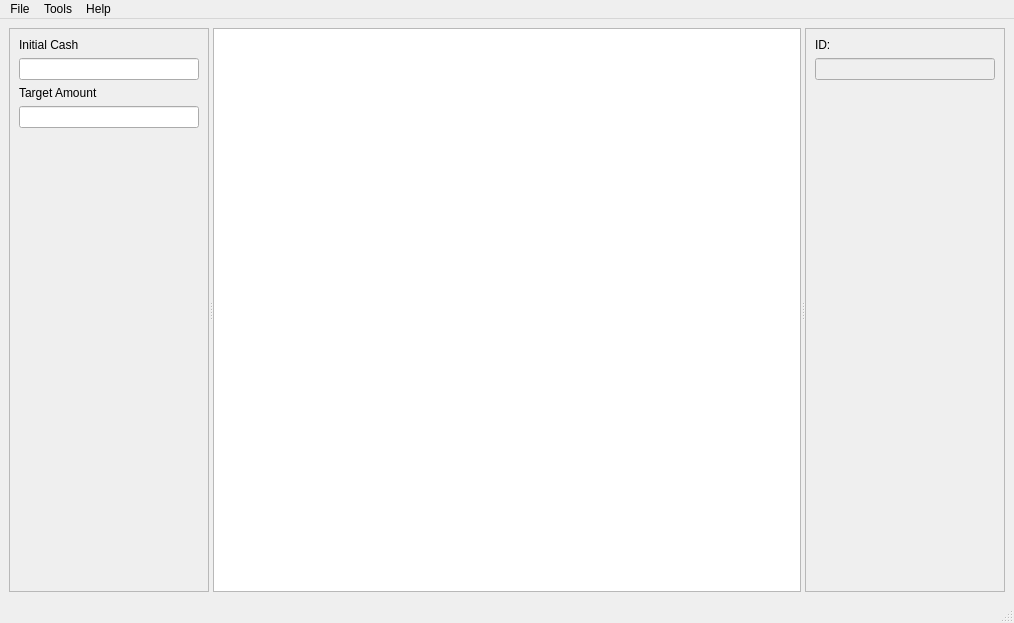
The window that mainwindow.ui (FortuneStreetModding/fortune-avenue-qt) describes before a commit, drawn with Qt 5.
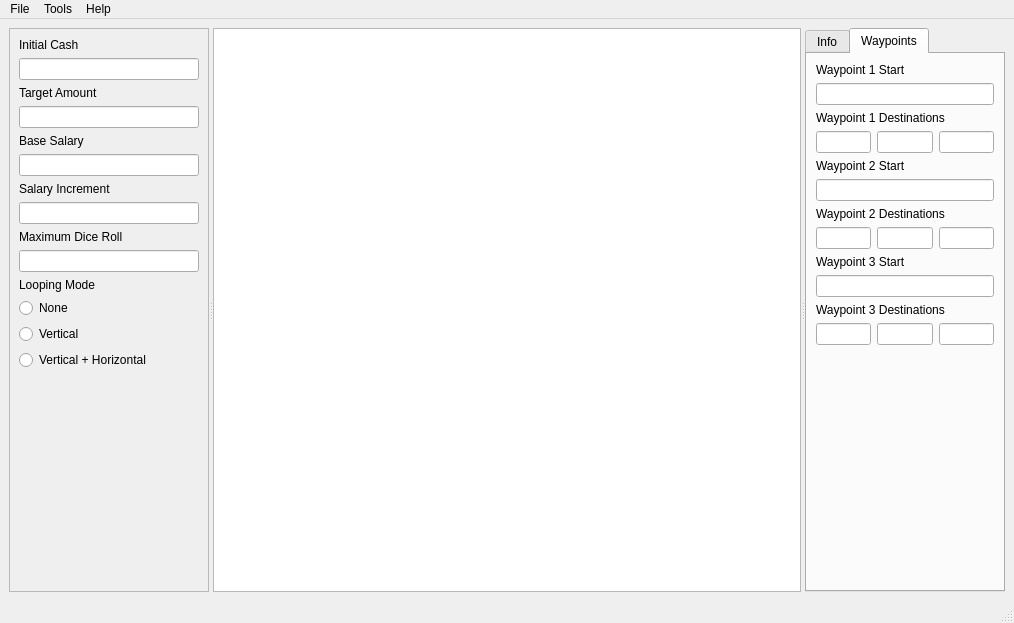
The same window after the commit. The open tabs and pages were chosen to show the change.

```diff
--- a/mainwindow.ui
+++ b/mainwindow.ui
@@ -60,6 +60,73 @@
         <item>
          <widget class="QLineEdit" name="targetAmount"/>
         </item>
+        <item>
+         <widget class="QLabel" name="label_5">
+          <property name="text">
+           <string>Base Salary</string>
+          </property>
+         </widget>
+        </item>
+        <item>
+         <widget class="QLineEdit" name="baseSalary"/>
+        </item>
+        <item>
+         <widget class="QLabel" name="label_6">
+          <property name="text">
+           <string>Salary Increment</string>
+          </property>
+         </widget>
+        </item>
+        <item>
+         <widget class="QLineEdit" name="salaryIncrement"/>
+        </item>
+        <item>
+         <widget class="QLabel" name="label_7">
+          <property name="text">
+           <string>Maximum Dice Roll</string>
+          </property>
+         </widget>
+        </item>
+        <item>
+         <widget class="QLineEdit" name="maxDiceRoll"/>
+        </item>
+        <item>
+         <widget class="QLabel" name="label_8">
+          <property name="text">
+           <string>Looping Mode</string>
+          </property>
+         </widget>
+        </item>
+        <item>
+         <widget class="QRadioButton" name="loopingNone">
+          <property name="text">
+           <string>None</string>
+          </property>
+          <attribute name="buttonGroup">
+           <string notr="true">loopingMode</string>
+          </attribute>
+         </widget>
+        </item>
+        <item>
+         <widget class="QRadioButton" name="loopingVertical">
+          <property name="text">
+           <string>Vertical</string>
+          </property>
+          <attribute name="buttonGroup">
+           <string notr="true">loopingMode</string>
+          </attribute>
+         </widget>
+        </item>
+        <item>
+         <widget class="QRadioButton" name="loopingVerticalHorizontal">
+          <property name="text">
+           <string>Vertical + Horizontal</string>
+          </property>
+          <attribute name="buttonGroup">
+           <string notr="true">loopingMode</string>
+          </attribute>
+         </widget>
+        </item>
         <item>
          <spacer name="verticalSpacer">
           <property name="orientation">
@@ -76,7 +143,7 @@
        </layout>
       </widget>
       <widget class="QGraphicsView" name="graphicsView"/>
-      <widget class="QFrame" name="frame_2">
+      <widget class="QTabWidget" name="tabWidget">
        <property name="sizePolicy">
         <sizepolicy hsizetype="Fixed" vsizetype="Preferred">
          <horstretch>0</horstretch>
@@ -89,41 +156,252 @@
          <height>16777215</height>
         </size>
        </property>
-       <property name="frameShape">
-        <enum>QFrame::StyledPanel</enum>
+       <property name="currentIndex">
+        <number>0</number>
        </property>
-       <property name="frameShadow">
-        <enum>QFrame::Raised</enum>
-       </property>
-       <layout class="QVBoxLayout" name="verticalLayout">
-        <item>
-         <widget class="QLabel" name="label_2">
-          <property name="text">
-           <string>ID:</string>
-          </property>
-         </widget>
-        </item>
-        <item>
-         <widget class="QLineEdit" name="id">
-          <property name="enabled">
-           <bool>false</bool>
-          </property>
-         </widget>
-        </item>
-        <item>
-         <spacer name="verticalSpacer_2">
-          <property name="orientation">
-           <enum>Qt::Vertical</enum>
-          </property>
-          <property name="sizeHint" stdset="0">
-           <size>
-            <width>20</width>
-            <height>40</height>
-           </size>
-          </property>
-         </spacer>
-        </item>
-       </layout>
+       <widget class="QWidget" name="info">
+        <attribute name="title">
+         <string>Info</string>
+        </attribute>
+        <layout class="QVBoxLayout" name="verticalLayout_2">
+         <item>
+          <widget class="QLabel" name="label_2">
+           <property name="text">
+            <string>ID</string>
+           </property>
+          </widget>
+         </item>
+         <item>
+          <widget class="QLineEdit" name="id">
+           <property name="enabled">
+            <bool>false</bool>
+           </property>
+          </widget>
+         </item>
+         <item>
+          <widget class="QLabel" name="label_9">
+           <property name="text">
+            <string>Type</string>
+           </property>
+          </widget>
+         </item>
+         <item>
+          <widget class="QComboBox" name="type"/>
+         </item>
+         <item>
+          <widget class="QLabel" name="label_10">
+           <property name="text">
+            <string>District/Destination ID</string>
+           </property>
+          </widget>
+         </item>
+         <item>
+          <widget class="QLineEdit" name="districtDestinationId"/>
+         </item>
+         <item>
+          <widget class="QLabel" name="label_11">
+           <property name="text">
+            <string>Shop Model</string>
+           </property>
+          </widget>
+         </item>
+         <item>
+          <widget class="QComboBox" name="shopModel"/>
+         </item>
+         <item>
+          <widget class="QLabel" name="label_12">
+           <property name="text">
+            <string>Initial Value</string>
+           </property>
+          </widget>
+         </item>
+         <item>
+          <widget class="QLineEdit" name="initialValue"/>
+         </item>
+         <item>
+          <widget class="QLabel" name="label_13">
+           <property name="text">
+            <string>Initial Price</string>
+           </property>
+          </widget>
+         </item>
+         <item>
+          <widget class="QLineEdit" name="initialPrice"/>
+         </item>
+         <item>
+          <widget class="QCheckBox" name="isLift">
+           <property name="text">
+            <string>Is Lift</string>
+           </property>
+          </widget>
+         </item>
+         <item>
+          <spacer name="verticalSpacer_2">
+           <property name="orientation">
+            <enum>Qt::Vertical</enum>
+           </property>
+           <property name="sizeHint" stdset="0">
+            <size>
+             <width>20</width>
+             <height>40</height>
+            </size>
+           </property>
+          </spacer>
+         </item>
+        </layout>
+       </widget>
+       <widget class="QWidget" name="waypoints">
+        <attribute name="title">
+         <string>Waypoints</string>
+        </attribute>
+        <layout class="QVBoxLayout" name="verticalLayout">
+         <item>
+          <widget class="QLabel" name="label_4">
+           <property name="text">
+            <string>Waypoint 1 Start</string>
+           </property>
+          </widget>
+         </item>
+         <item>
+          <widget class="QLineEdit" name="waypoint1Start"/>
+         </item>
+         <item>
+          <widget class="QLabel" name="label_14">
+           <property name="text">
+            <string>Waypoint 1 Destinations</string>
+           </property>
+          </widget>
+         </item>
+         <item>
+          <widget class="QWidget" name="waypoint1Dests" native="true">
+           <layout class="QHBoxLayout" name="horizontalLayout_2">
+            <property name="leftMargin">
+             <number>0</number>
+            </property>
+            <property name="topMargin">
+             <number>0</number>
+            </property>
+            <property name="rightMargin">
+             <number>0</number>
+            </property>
+            <property name="bottomMargin">
+             <number>0</number>
+            </property>
+            <item>
+             <widget class="QLineEdit" name="lineEdit_3"/>
+            </item>
+            <item>
+             <widget class="QLineEdit" name="lineEdit_2"/>
+            </item>
+            <item>
+             <widget class="QLineEdit" name="lineEdit"/>
+            </item>
+           </layout>
+          </widget>
+         </item>
+         <item>
+          <widget class="QLabel" name="label_15">
+           <property name="text">
+            <string>Waypoint 2 Start</string>
+           </property>
+          </widget>
+         </item>
+         <item>
+          <widget class="QLineEdit" name="waypoint2Start"/>
+         </item>
+         <item>
+          <widget class="QLabel" name="label_16">
+           <property name="text">
+            <string>Waypoint 2 Destinations</string>
+           </property>
+          </widget>
+         </item>
+         <item>
+          <widget class="QWidget" name="waypoint2Dests" native="true">
+           <layout class="QHBoxLayout" name="horizontalLayout_3">
+            <property name="leftMargin">
+             <number>0</number>
+            </property>
+            <property name="topMargin">
+             <number>0</number>
+            </property>
+            <property name="rightMargin">
+             <number>0</number>
+            </property>
+            <property name="bottomMargin">
+             <number>0</number>
+            </property>
+            <item>
+             <widget class="QLineEdit" name="lineEdit_4"/>
+            </item>
+            <item>
+             <widget class="QLineEdit" name="lineEdit_5"/>
+            </item>
+            <item>
+             <widget class="QLineEdit" name="lineEdit_6"/>
+            </item>
+           </layout>
+          </widget>
+         </item>
+         <item>
+          <widget class="QLabel" name="label_17">
+           <property name="text">
+            <string>Waypoint 3 Start</string>
+           </property>
+          </widget>
+         </item>
+         <item>
+          <widget class="QLineEdit" name="waypoint3Start"/>
+         </item>
+         <item>
+          <widget class="QLabel" name="label_18">
+           <property name="text">
+            <string>Waypoint 3 Destinations</string>
+           </property>
+          </widget>
+         </item>
+         <item>
+          <widget class="QWidget" name="waypoint3Dests" native="true">
+           <layout class="QHBoxLayout" name="horizontalLayout_4">
+            <property name="leftMargin">
+             <number>0</number>
+            </property>
+            <property name="topMargin">
+             <number>0</number>
+            </property>
+            <property name="rightMargin">
+             <number>0</number>
+            </property>
+            <property name="bottomMargin">
+             <number>0</number>
+            </property>
+            <item>
+             <widget class="QLineEdit" name="lineEdit_7"/>
+            </item>
+            <item>
+             <widget class="QLineEdit" name="lineEdit_8"/>
+            </item>
+            <item>
+             <widget class="QLineEdit" name="lineEdit_9"/>
+            </item>
+           </layout>
+          </widget>
+         </item>
+         <item>
+          <spacer name="verticalSpacer_3">
+           <property name="orientation">
+            <enum>Qt::Vertical</enum>
+           </property>
+           <property name="sizeHint" stdset="0">
+            <size>
+             <width>20</width>
+             <height>40</height>
+            </size>
+           </property>
+          </spacer>
+         </item>
+        </layout>
+       </widget>
       </widget>
      </widget>
     </item>
```
Left out of the diff: 3 changed lines with no effect on the pictures.
